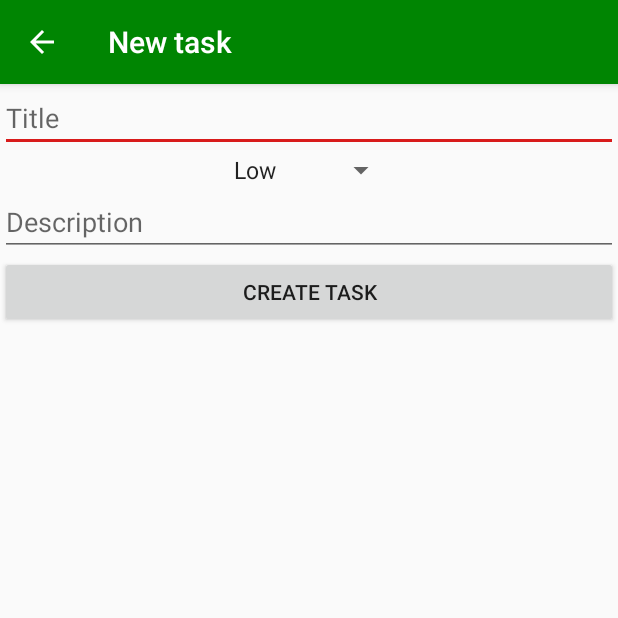
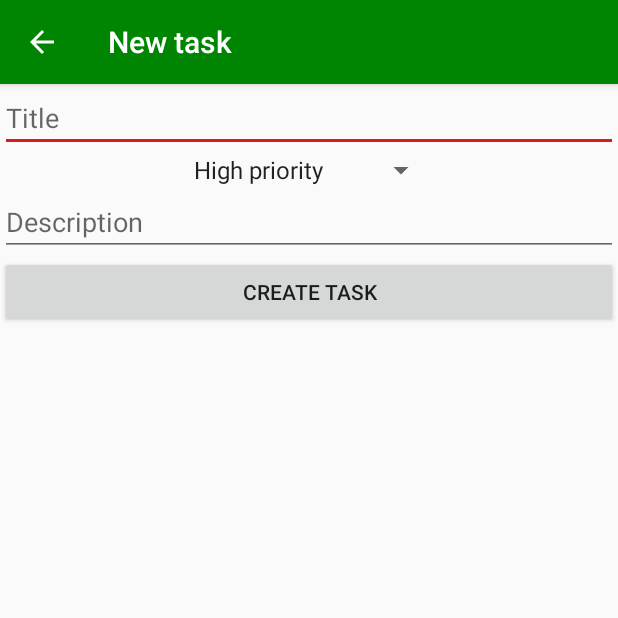
Before and after one commit to bartlomiej-szlachta/tasks-manager-app, an Android app: the NewTaskActivity screen opened directly, with no data from a screen before it, on a phone screen of 412 x 824 dp, the top half of it. Run offline under Robolectric (Android 15) with nearby library versions, the phone set to English and light mode, and no system bars.

Commit message:
fix: update status names

```diff
--- a/app/src/main/res/values/strings.xml
+++ b/app/src/main/res/values/strings.xml
@@ -14,9 +14,9 @@
     <string name="task_status_prompt">Choose status</string>
 
     <string-array name="task_priority_options">
-        <item>Low</item>
-        <item>Normal</item>
-        <item>High</item>
+        <item>High priority</item>
+        <item>Normal priority</item>
+        <item>Low priority</item>
     </string-array>
     <string name="task_priority_prompt">Choose priority</string>
 </resources>
```
